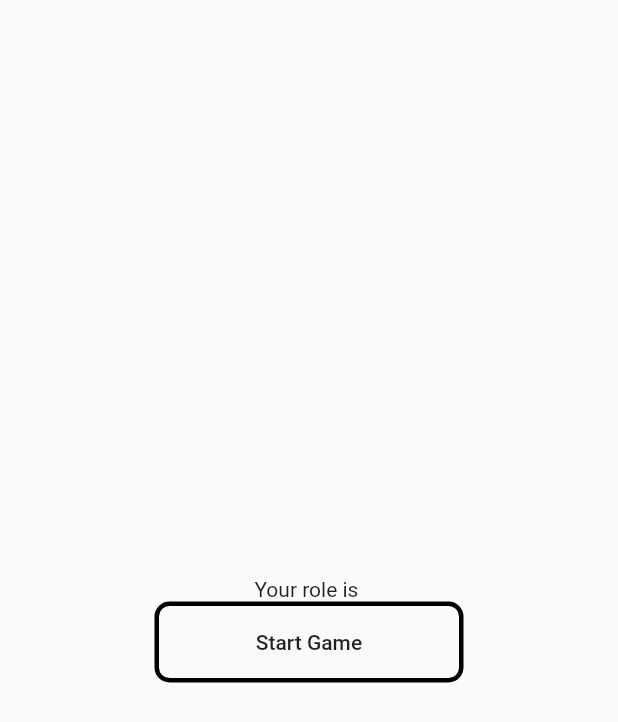
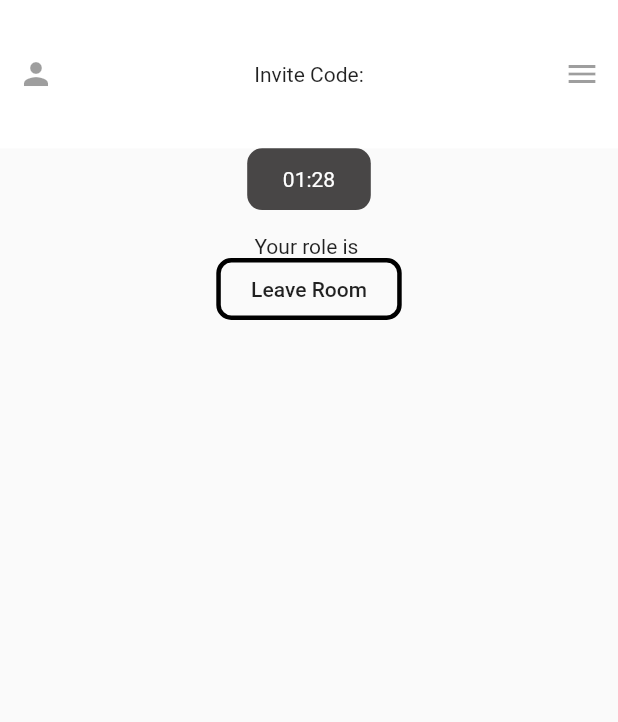
Before and after one commit to shyam-lal/spyfallFlutter, a Flutter app: the GameScreen screen opened directly with empty values, on a phone screen of 412 x 824 dp. Shown: the top 722 px of the screen. Run offline on Flutter 3.47's test engine with Material 2 defaults, Android fonts, the phone set to English and light mode, and no system bars; our stand-ins replace firebase_core, firebase_database, google_fonts; accounts and stored records are empty.

Commit message:
Timer and UI changes.

```diff
--- /dev/null
+++ b/lib/custom_widgets/countdown_timer.dart
@@ -0,0 +1,112 @@
+import 'package:flutter/material.dart';
+
+class CountDownTimer extends StatefulWidget {
+  const CountDownTimer({
+    Key? key,
+    required this.secondsRemaining,
+    required this.whenTimeExpires,
+    this.countDownFormatter,
+    this.countDownTimerStyle,
+  }) : super(key: key);
+
+  final int secondsRemaining;
+  final VoidCallback whenTimeExpires;
+  final TextStyle? countDownTimerStyle;
+  final Function(int seconds)? countDownFormatter;
+
+  @override
+  State createState() => _CountDownTimerState();
+}
+
+class _CountDownTimerState extends State<CountDownTimer>
+    with TickerProviderStateMixin {
+  late final AnimationController _controller;
+  late final Duration duration;
+
+  String get timerDisplayString {
+    final duration = _controller.duration! * _controller.value;
+    if (widget.countDownFormatter != null) {
+      return widget.countDownFormatter!(duration.inSeconds) as String;
+    } else {
+      return formatHHMMSS(duration.inSeconds);
+    }
+  }
+
+  String formatHHMMSS(int seconds) {
+    final hours = (seconds / 3600).truncate();
+    seconds = (seconds % 3600).truncate();
+    final minutes = (seconds / 60).truncate();
+
+    final hoursStr = (hours).toString().padLeft(2, '0');
+    final minutesStr = (minutes).toString().padLeft(2, '0');
+    final secondsStr = (seconds % 60).toString().padLeft(2, '0');
+
+    if (hours == 0) {
+      return '$minutesStr:$secondsStr';
+    }
+
+    return '$hoursStr:$minutesStr:$secondsStr';
+  }
+
+  @override
+  void initState() {
+    super.initState();
+    duration = Duration(seconds: widget.secondsRemaining);
+    _controller = AnimationController(
+      vsync: this,
+      duration: duration,
+    );
+    _controller
+      ..reverse(from: widget.secondsRemaining.toDouble())
+      ..addStatusListener((status) {
+        if (status == AnimationStatus.completed ||
+            status == AnimationStatus.dismissed) {
+          widget.whenTimeExpires();
+        }
+      });
+  }
+
+  @override
+  void didUpdateWidget(CountDownTimer oldWidget) {
+    super.didUpdateWidget(oldWidget);
+    if (widget.secondsRemaining != oldWidget.secondsRemaining) {
+      setState(() {
+        duration = Duration(seconds: widget.secondsRemaining);
+        _controller.dispose();
+        _controller = AnimationController(
+          vsync: this,
+          duration: duration,
+        );
+        _controller
+          ..reverse(from: widget.secondsRemaining.toDouble())
+          ..addStatusListener((status) {
+            if (status == AnimationStatus.completed) {
+              widget.whenTimeExpires();
+            }
+          });
+      });
+    }
+  }
+
+  @override
+  void dispose() {
+    _controller.dispose();
+    super.dispose();
+  }
+
+  @override
+  Widget build(BuildContext context) {
+    return Center(
+      child: AnimatedBuilder(
+        animation: _controller,
+        builder: (_, Widget? child) {
+          return Text(
+            timerDisplayString,
+            // style: widget.countDownTimerStyle,
+            style: TextStyle(color: Colors.white),
+          );
+        },
+      ),
+    );
+  }
+}
--- a/lib/custom_widgets/custombutton.dart
+++ b/lib/custom_widgets/custombutton.dart
@@ -3,12 +3,15 @@ import 'package:flutter/material.dart';
 class SFButton extends StatelessWidget {
   final String text;
   final VoidCallback onPressed;
-  SFButton(this.text, this.onPressed);
+  final double height, width;
+  SFButton(this.text, this.height, this.width, this.onPressed);
 
   @override
   Widget build(BuildContext context) {
     return Container(
-      width: MediaQuery.of(context).size.width * 0.5,
+      height: height,
+      width: width,
+      // width: MediaQuery.of(context).size.width * 0.5,
       child: Center(
         child: MaterialButton(
           onPressed: onPressed,
--- a/lib/screens/game_screen.dart
+++ b/lib/screens/game_screen.dart
@@ -1,26 +1,66 @@
+import 'dart:async';
 import 'package:flutter/material.dart';
+import 'package:spyfall/custom_widgets/countdown_timer.dart';
 import 'package:spyfall/custom_widgets/custombutton.dart';
 
-class GameScreen extends StatelessWidget {
-  // Animation<int> animation;
+class GameScreen extends StatefulWidget {
   final String location, role;
   GameScreen(this.location, this.role);
+  bool gameIsActive = true;
+  @override
+  State<GameScreen> createState() => _GameScreenState();
+}
+
+class _GameScreenState extends State<GameScreen> {
   @override
   Widget build(BuildContext context) {
+    final screenHeight = MediaQuery.of(context).size.height;
+    final screenWidth = MediaQuery.of(context).size.width;
     return Scaffold(
       body: Container(
         width: double.infinity,
         child: Column(
-          mainAxisAlignment: MainAxisAlignment.center,
+          // mainAxisAlignment: MainAxisAlignment.spaceBetween,
           children: [
-            Text(location),
-            Text('Your role is $role'),
-            // ElevatedButton(
-            //     onPressed: () {
-            //       leaveRoom(context);
-            //     },
-            //     child: const Text('Leave Room'))
-            SFButton('Start Game', () {
+            Container(
+              // color: Colors.white,
+              decoration: const BoxDecoration(
+                color: Colors.white,
+                // border: Border.all(color: Colors.black)
+              ),
+              height: screenHeight * 0.12,
+              width: double.infinity,
+              child: Row(
+                mainAxisAlignment: MainAxisAlignment.spaceBetween,
+                children: [
+                  IconButton(onPressed: null, icon: Icon(Icons.person)),
+                  Row(
+                    mainAxisAlignment: MainAxisAlignment.center,
+                    children: const [
+                      Text("Invite Code:"),
+                    ],
+                  ),
+                  IconButton(onPressed: null, icon: Icon(Icons.menu))
+                ],
+              ),
+            ),
+            Container(
+              width: screenWidth * 0.2,
+              height: screenHeight * 0.05,
+              decoration: BoxDecoration(
+                color: Color.fromARGB(255, 72, 70, 70),
+                borderRadius: BorderRadius.all(Radius.circular(10)),
+              ),
+              child: CountDownTimer(
+                  secondsRemaining: 90,
+                  whenTimeExpires: () {
+                    widget.gameIsActive = false;
+                    print("========Expirewd========");
+                  }),
+            ),
+            Text(widget.location),
+            Text('Your role is ${widget.role}'),
+            SFButton('Leave Room', screenHeight * 0.05, screenWidth * .3, () {
               leaveRoom(context);
             })
           ],
@@ -33,60 +73,3 @@ class GameScreen extends StatelessWidget {
     Navigator.pop(context);
   }
 }
-
-// import 'dart:async';
-
-// import 'package:flutter/src/widgets/framework.dart';
-
-// import 'package:flutter/src/foundation/key.dart';
-
-// Timer _timer;
-// int _start = 10;
-
-// class MyWidget extends StatelessWidget {
-//   const MyWidget({Key? key}) : super(key: key);
-
-//   @override
-//   Widget build(BuildContext context) {
-//     void startTimer() {
-//       const oneSec = const Duration(seconds: 1);
-//       _timer = new Timer.periodic(
-//         oneSec,
-//         (Timer timer) {
-//           if (_start == 0) {
-//             setState(() {
-//               timer.cancel();
-//             });
-//           } else {
-//             setState(() {
-//               _start--;
-//             });
-//           }
-//         },
-//       );
-//     }
-
-//     @override
-//     void dispose() {
-//       _timer.cancel();
-//       super.dispose();
-//     }
-
-//     Widget build(BuildContext context) {
-//       return new Scaffold(
-//         appBar: AppBar(title: Text("Timer test")),
-//         body: Column(
-//           children: <Widget>[
-//             RaisedButton(
-//               onPressed: () {
-//                 startTimer();
-//               },
-//               child: Text("start"),
-//             ),
-//             Text("$_start")
-//           ],
-//         ),
-//       );
-//     }
-//   }
-// }
--- a/lib/screens/homescreen.dart
+++ b/lib/screens/homescreen.dart
@@ -17,6 +17,8 @@ class HomeScreen extends StatelessWidget {
   @override
   Widget build(BuildContext context) {
     // userName = context.watch<UserProvider>().userName;
+    final screenHeight = MediaQuery.of(context).size.height;
+    final screenWidth = MediaQuery.of(context).size.width;
 
     return Scaffold(
       body: Container(
@@ -31,7 +33,7 @@ class HomeScreen extends StatelessWidget {
             SizedBox(
               height: 30,
             ),
-            SFButton("CREATE ROOM", () {
+            SFButton("CREATE ROOM", screenHeight * 0.08, screenWidth * .5, () {
               context.read<UserProvider>().setAdminStatus(true);
               userName.isEmpty
                   ? showDialog(
@@ -45,7 +47,7 @@ class HomeScreen extends StatelessWidget {
             const SizedBox(
               height: 30.0,
             ),
-            SFButton("JOIN ROOM", () {
+            SFButton("JOIN ROOM", screenHeight * 0.08, screenWidth * .5, () {
               context.read<UserProvider>().setAdminStatus(false);
               showDialog(
                   context: context,
--- a/lib/screens/lobby-screen.dart
+++ b/lib/screens/lobby-screen.dart
@@ -122,7 +122,8 @@ class LobbyScreen extends StatelessWidget {
                 height: screenHeight * 0.05,
               ),
               isAdmin
-                  ? SFButton('Start Game', () {
+                  ? SFButton(
+                      'Start Game', screenHeight * 0.08, screenWidth * .5, () {
                       startGame(context);
                     })
                   : SizedBox()
```
